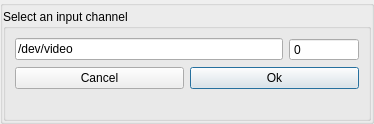
Old version of the form src/display/qt/dialogs/ui/linux_device_selector_dialog.ui in the repository mrehkopf/vcs.
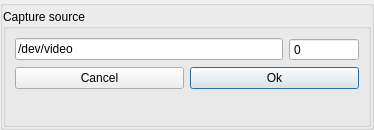
New version of the form.

Diff of the .ui file:
```diff
--- a/src/display/qt/dialogs/ui/linux_device_selector_dialog.ui
+++ b/src/display/qt/dialogs/ui/linux_device_selector_dialog.ui
@@ -7,7 +7,7 @@
     <x>0</x>
     <y>0</y>
     <width>374</width>
-    <height>124</height>
+    <height>130</height>
    </rect>
   </property>
   <property name="windowTitle">
@@ -53,7 +53,7 @@
       <item>
        <widget class="QGroupBox" name="groupBox_channelSelect">
         <property name="title">
-         <string>Select an input channel</string>
+         <string>Capture source</string>
         </property>
         <layout class="QVBoxLayout" name="verticalLayout_2">
          <property name="bottomMargin">
```
Left out of the diff: 3 changed lines with no effect on the pictures.
